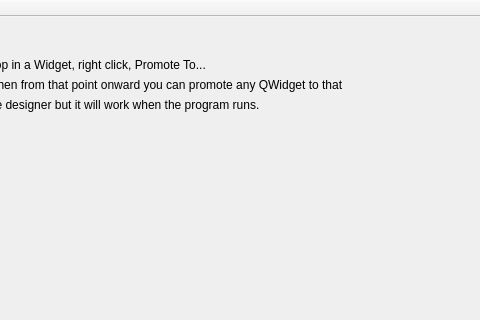
This is mainwindow.ui in amelvill-umich/QtCustomWidget as Qt 5 draws it before an edit; both pictures show x 343 to 823 and y 0 to 320 of the 823 by 465 pixel window. The edited form follows.
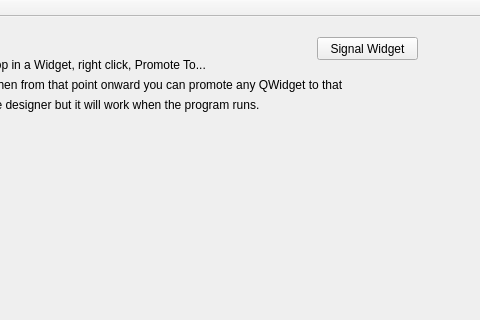
This is the edited form. Custom widgets are drawn as their Qt base class.

Commit message: Added code showing how to connect a MainWindow signal to a slot on the custom widget

What changed in the file:
```diff
--- a/mainwindow.ui
+++ b/mainwindow.ui
@@ -166,6 +166,19 @@
      <string>MyCustomWidget will be shown below:</string>
     </property>
    </widget>
+   <widget class="QPushButton" name="btnSignalWidget">
+    <property name="geometry">
+     <rect>
+      <x>660</x>
+      <y>20</y>
+      <width>101</width>
+      <height>23</height>
+     </rect>
+    </property>
+    <property name="text">
+     <string>Signal Widget</string>
+    </property>
+   </widget>
   </widget>
   <widget class="QMenuBar" name="menuBar">
    <property name="geometry">
```
Left out of the diff: 2 changed lines with no effect on the pictures. The commit also changes 3 other files.
